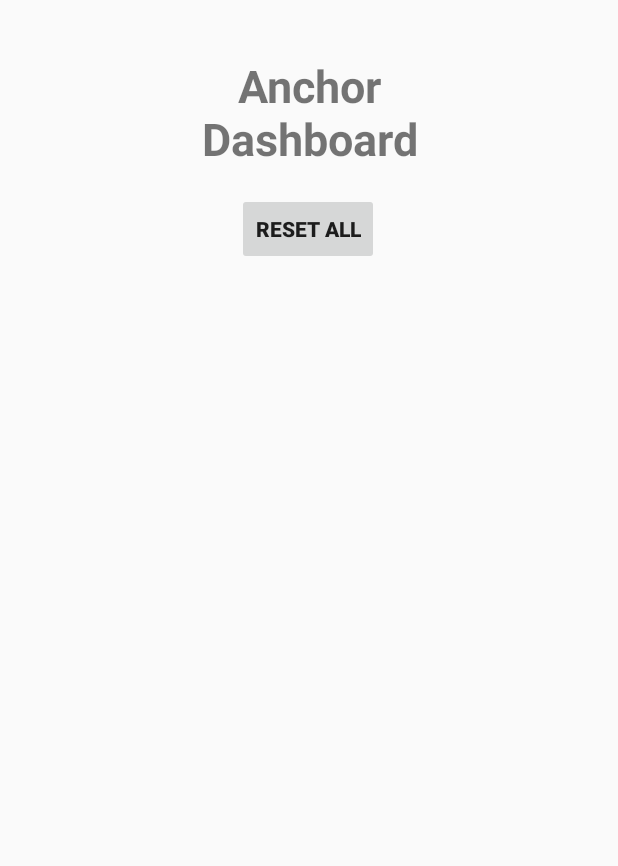
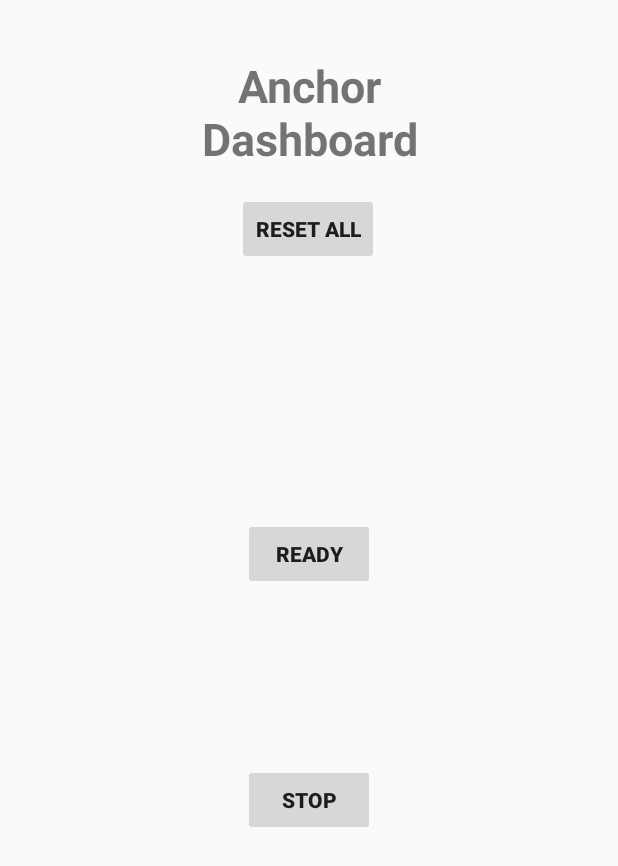
Before and after one commit to BeingTiger007/MyQuizApp, an Android app: the Anchor screen opened directly, with no data from a screen before it, on a phone screen of 412 x 824 dp. Shown: the top 866 px of the screen. Run offline under Robolectric (Android 15) with nearby library versions, the light colour scheme and no system bars; our stand-ins replace Firebase (no records; nobody signed in at launch, a user with empty details on screens opened directly).

Commit message:
added more firebase functionality

```diff
--- a/app/build.gradle
+++ b/app/build.gradle
@@ -29,4 +29,5 @@ dependencies {
     androidTestImplementation 'androidx.test.ext:junit:1.1.2-alpha02'
     androidTestImplementation 'androidx.test:runner:1.2.0'
     androidTestImplementation 'androidx.test.espresso:espresso-core:3.2.0'
+    implementation 'com.google.android.material:material:1.0.0'
 }
--- a/app/src/main/AndroidManifest.xml
+++ b/app/src/main/AndroidManifest.xml
@@ -5,13 +5,14 @@
     <application
         android:allowBackup="true"
         android:hardwareAccelerated="false"
-        android:largeHeap="true"
         android:icon="@drawable/old_logo"
         android:label="@string/app_name"
+        android:largeHeap="true"
         android:roundIcon="@drawable/old_logo"
         android:supportsRtl="true"
         android:theme="@style/AppTheme">
-        <activity android:name=".About"></activity>
+        <activity android:name=".LoginActivity"></activity>
+        <activity android:name=".About" />
         <activity android:name=".Anchor" />
         <activity android:name=".OrangeTeam" />
         <activity android:name=".GreenTeam" />
--- a/app/src/main/java/com/example/myquizapp/Anchor.java
+++ b/app/src/main/java/com/example/myquizapp/Anchor.java
@@ -5,13 +5,15 @@ import androidx.appcompat.app.AppCompatActivity;
 import android.os.Bundle;
 import android.view.View;
 import android.widget.Button;
+import android.widget.CompoundButton;
+import android.widget.Switch;
 
 import com.google.firebase.database.DatabaseReference;
 import com.google.firebase.database.FirebaseDatabase;
 
 public class Anchor extends AppCompatActivity {
     FirebaseDatabase database;
-    DatabaseReference Redref,GreenRef,BlueRef,YellowRef,OrangeRef,myref;
+    DatabaseReference Redref,GreenRef,BlueRef,YellowRef,OrangeRef,myref,FlagRef;
 
     @Override
     protected void onCreate(Bundle savedInstanceState) {
@@ -25,6 +27,7 @@ public class Anchor extends AppCompatActivity {
         YellowRef = database.getReference("YellowTeam");
         GreenRef = database.getReference("GreenTeam");
         OrangeRef = database.getReference("OrangeTeam");
+        FlagRef = database.getReference("FlagRef");
 
         Button resetAll = (Button) findViewById(R.id.resetAll);
         resetAll.setOnClickListener(new View.OnClickListener() {
@@ -39,5 +42,23 @@ public class Anchor extends AppCompatActivity {
                 OrangeRef.setValue(null);
             }
         });
+
+        Button FirebaseButton = findViewById(R.id.FirebaseButton);
+        Button FirebaseButtonStop = findViewById(R.id.FirebaseButtonStop);
+
+        FirebaseButton.setOnClickListener(new View.OnClickListener() {
+            @Override
+            public void onClick(View v) {
+                FlagRef.setValue(0);
+            }
+        });
+
+        FirebaseButtonStop.setOnClickListener(new View.OnClickListener() {
+            @Override
+            public void onClick(View v) {
+                FlagRef.setValue(1);
+            }
+        });
+
     }
 }
--- a/app/src/main/java/com/example/myquizapp/BlueTeam.java
+++ b/app/src/main/java/com/example/myquizapp/BlueTeam.java
@@ -51,5 +51,6 @@ public class BlueTeam extends AppCompatActivity {
                 }
             }
         });
+
     }
 }
--- a/app/src/main/java/com/example/myquizapp/MainActivity.java
+++ b/app/src/main/java/com/example/myquizapp/MainActivity.java
@@ -25,7 +25,7 @@ public class MainActivity extends AppCompatActivity {
         nextbutton.setOnClickListener(new View.OnClickListener() {
             @Override
             public void onClick(View view) {
-                Intent i = new Intent(MainActivity.this, SelectTeam.class);
+                Intent i = new Intent(MainActivity.this, LoginActivity.class);
                 startActivity(i);
             }
         });
--- a/app/src/main/res/layout/activity_anchor.xml
+++ b/app/src/main/res/layout/activity_anchor.xml
@@ -5,6 +5,19 @@
     android:layout_width="match_parent"
     android:layout_height="match_parent"
     tools:context=".Anchor">
+
+    <Button
+        android:id="@+id/FirebaseButton"
+        android:layout_width="wrap_content"
+        android:layout_height="wrap_content"
+        android:layout_marginTop="36dp"
+        android:text="ready"
+        android:textStyle="bold"
+        app:layout_constraintBottom_toBottomOf="parent"
+        app:layout_constraintEnd_toEndOf="parent"
+        app:layout_constraintStart_toStartOf="parent"
+        app:layout_constraintTop_toBottomOf="@+id/resetAll"
+        app:layout_constraintVertical_bias="0.236" />
 
     <TextView
         android:id="@+id/anchorText"
@@ -35,5 +48,18 @@
         app:layout_constraintTop_toBottomOf="@+id/anchorText"
         app:layout_constraintVertical_bias="0.0" />
 
+    <Button
+        android:id="@+id/FirebaseButtonStop"
+        android:layout_width="wrap_content"
+        android:layout_height="wrap_content"
+        android:text="Stop"
+        android:textStyle="bold"
+        app:layout_constraintBottom_toBottomOf="parent"
+        app:layout_constraintEnd_toEndOf="parent"
+        app:layout_constraintHorizontal_bias="0.501"
+        app:layout_constraintStart_toStartOf="parent"
+        app:layout_constraintTop_toBottomOf="@+id/FirebaseButton"
+        app:layout_constraintVertical_bias="0.303" />
+
 
 </androidx.constraintlayout.widget.ConstraintLayout>
--- a/app/src/main/res/layout/activity_main.xml
+++ b/app/src/main/res/layout/activity_main.xml
@@ -11,16 +11,16 @@
         android:layout_width="wrap_content"
         android:layout_height="wrap_content"
         android:layout_marginTop="28dp"
-        android:text="@string/ltr_soft_nquiz_game"
+        android:text="@string/cocsit_quiz_game"
         android:textAlignment="center"
-        android:textSize="50sp"
+        android:textSize="30sp"
         android:textStyle="bold"
         app:layout_constraintBottom_toBottomOf="parent"
         app:layout_constraintEnd_toEndOf="parent"
         app:layout_constraintHorizontal_bias="0.496"
         app:layout_constraintStart_toStartOf="parent"
         app:layout_constraintTop_toTopOf="parent"
-        app:layout_constraintVertical_bias="0.067">
+        app:layout_constraintVertical_bias="0.065">
 
     </TextView>
 
--- a/app/src/main/res/values/strings.xml
+++ b/app/src/main/res/values/strings.xml
@@ -1,8 +1,8 @@
 <resources>
     <string name="app_name">MyQuizApp</string>
     <string name="enabled">Enabled</string>
-    <string name="ltr_soft_nquiz_game">LTR SOFT\nQUIZ GAME</string>
-    <string name="next">next</string>
+    <string name="cocsit_quiz_game">COCSIT SMART\nQUIZ GAME\nWITH\nWIRELESS BUZZER\nSYSTEM</string>
+    <string name="next">Lets go</string>
     <string name="please_select_nyour_team">PLEASE SELECT YOUR TEAM</string>
     <string name="red_team">Red team</string>
     <string name="anchor">anchor</string>
--- a/build.gradle
+++ b/build.gradle
@@ -7,7 +7,7 @@ buildscript {
 
     }
     dependencies {
-        classpath 'com.android.tools.build:gradle:3.5.1'
+        classpath 'com.android.tools.build:gradle:3.5.3'
         classpath 'com.google.gms:google-services:4.2.0'
 
         // NOTE: Do not place your application dependencies here; they belong
```
Also changed, not shown: app/src/main/java/com/example/myquizapp/LoginActivity.java (added, +40 -0 lines), app/src/main/res/layout/activity_login.xml (added, +47 -0 lines), app/src/main/res/layout/activity_select_team.xml (+14 -14 lines), app/src/main/res/drawable/aslamcomp.jpg.
